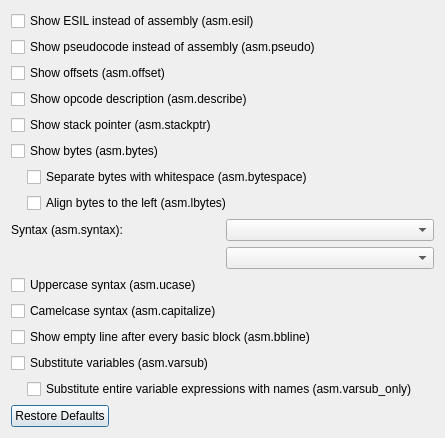
First picture: the form in src/dialogs/asmoptionsdialog.ui, repository rizinorg/cutter, before the edit.
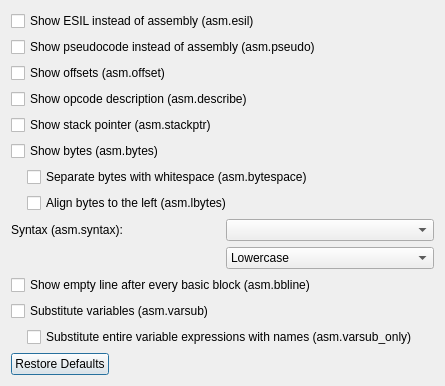
Second picture: the form after the edit.

Commit message: Merge ucase and capitalize in ComboBox

Patch:
```diff
--- a/src/dialogs/asmoptionsdialog.ui
+++ b/src/dialogs/asmoptionsdialog.ui
@@ -93,24 +93,26 @@
       </widget>
      </item>
      <item row="1" column="1">
-      <widget class="QComboBox" name="caseComboBox"/>
+      <widget class="QComboBox" name="caseComboBox">
+       <item>
+        <property name="text">
+         <string>Lowercase</string>
+        </property>
+       </item>
+       <item>
+        <property name="text">
+         <string>Uppercase (asm.ucase)</string>
+        </property>
+       </item>
+       <item>
+        <property name="text">
+         <string>CamelCase (asm.capitalize)</string>
+        </property>
+       </item>
+      </widget>
      </item>
     </layout>
    </item>
-   <item>
-    <widget class="QCheckBox" name="uppercaseCheckBox">
-     <property name="text">
-      <string>Uppercase syntax (asm.ucase)</string>
-     </property>
-    </widget>
-   </item>
-   <item>
-    <widget class="QCheckBox" name="capitalizeCheckBox">
-     <property name="text">
-      <string>Camelcase syntax (asm.capitalize)</string>
-     </property>
-    </widget>
-   </item>
    <item>
     <widget class="QCheckBox" name="bblineCheckBox">
      <property name="text">
```
The commit also changes 2 other files.
